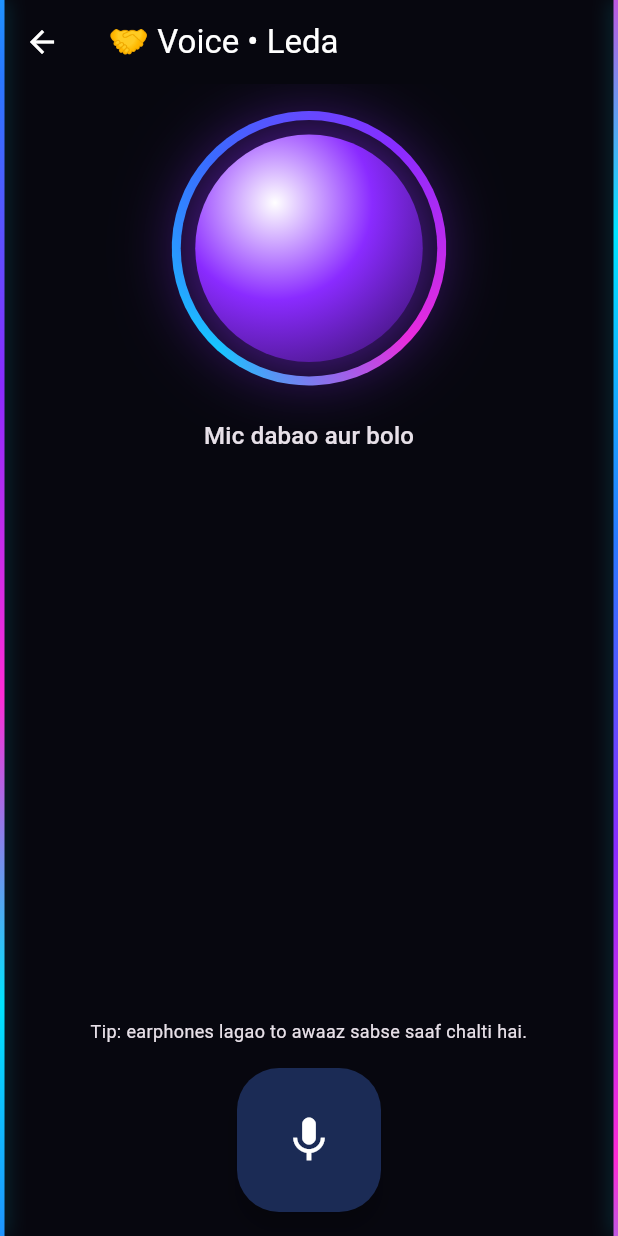
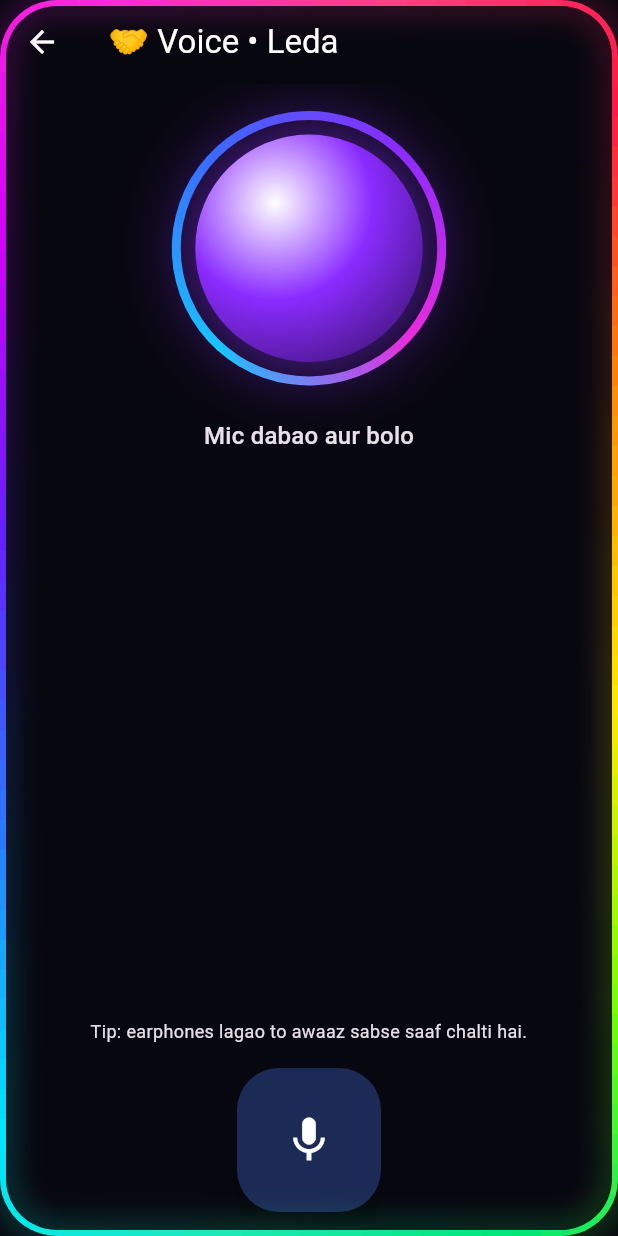
Before and after one commit to raajguru851-lang/Zoya-, a Flutter app: the screen it shows after launch, after a tap on "Voice (Zoya se bolkar baat)", on a phone screen of 412 x 824 dp. Run offline on Flutter 3.47's test engine with Material 3 defaults, Android fonts, the phone set to English and light mode, and no system bars; our stand-ins replace shared_preferences; missing offline and left inert: flutter_pcm_sound, record.

Commit message:
Screen border 12 colours

```diff
--- a/lib/main.dart
+++ b/lib/main.dart
@@ -21,7 +21,7 @@ class AssistantApp extends StatelessWidget {
         fit: StackFit.expand,
         children: [
           child ?? const SizedBox.shrink(),
-          const IgnorePointer(child: SideLines()),
+          const IgnorePointer(child: ScreenBorder()),
         ],
       ),
       initialRoute: AppRoutes.home,
--- a/lib/services/assistant_service.dart
+++ b/lib/services/assistant_service.dart
@@ -16,7 +16,9 @@ class AssistantService {
 
   static const basePrompt =
       'Tumhara naam Zoya hai, tum user ki personal assistant ho. User jis '
-      'bhasha me likhe, usi me chhota aur saaf jawab do.';
+      'bhasha me likhe, usi me chhota aur saaf jawab do. '
+      'Agar koi poochhe ki tumhe kisne banaya ya build kiya hai, to batao: '
+      '"Mujhe Mr ZX KD ne banaya hai, unka poora naam Kuldeep Gautam hai."';
 
   final _settings = SettingsService();
 
--- a/lib/widgets/neon.dart
+++ b/lib/widgets/neon.dart
@@ -81,18 +81,18 @@ class _NeonBorderState extends State<NeonBorder>
   }
 }
 
-/// Screen ke dono kinare par upar-neeche daudti rangeen glowing lines.
-class SideLines extends StatefulWidget {
-  const SideLines({super.key});
+/// Poori screen ke chaaro kinaron par ghoomti 12 rangon ki line.
+class ScreenBorder extends StatefulWidget {
+  const ScreenBorder({super.key});
 
   @override
-  State<SideLines> createState() => _SideLinesState();
+  State<ScreenBorder> createState() => _ScreenBorderState();
 }
 
-class _SideLinesState extends State<SideLines>
+class _ScreenBorderState extends State<ScreenBorder>
     with SingleTickerProviderStateMixin {
   late final AnimationController _c =
-      AnimationController(vsync: this, duration: const Duration(seconds: 5))
+      AnimationController(vsync: this, duration: const Duration(seconds: 6))
         ..repeat();
 
   @override
@@ -101,36 +101,88 @@ class _SideLinesState extends State<SideLines>
     super.dispose();
   }
 
-  Widget _line(double t, double dir) {
-    return Container(
-      width: 3,
-      decoration: BoxDecoration(
-        gradient: LinearGradient(
-          begin: Alignment(0, -1 + 2 * t * dir),
-          end: Alignment(0, 1 + 2 * t * dir),
-          colors: NeonColors.ring,
-          tileMode: TileMode.repeated,
-        ),
-        boxShadow: [
-          BoxShadow(color: NeonColors.cyan.withAlpha(110), blurRadius: 10),
-        ],
-      ),
-    );
-  }
-
   @override
   Widget build(BuildContext context) {
     return AnimatedBuilder(
       animation: _c,
-      builder: (context, _) {
-        return Row(
-          crossAxisAlignment: CrossAxisAlignment.stretch,
-          mainAxisAlignment: MainAxisAlignment.spaceBetween,
-          children: [_line(_c.value, 1), _line(_c.value, -1)],
-        );
-      },
+      builder: (context, _) => CustomPaint(
+        size: Size.infinite,
+        painter: _BorderPainter(_c.value),
+      ),
     );
   }
+}
+
+class _BorderPainter extends CustomPainter {
+  final double t;
+  _BorderPainter(this.t);
+
+  /// 12 rang. Speed badalni ho to upar duration (6 seconds) badlo.
+  static const _colors = <Color>[
+    Color(0xFFFF1744), // laal
+    Color(0xFFFF9100), // narangi
+    Color(0xFFFFEA00), // peela
+    Color(0xFF76FF03), // lime
+    Color(0xFF00E676), // hara
+    Color(0xFF1DE9B6), // teal
+    Color(0xFF00E5FF), // cyan
+    Color(0xFF2979FF), // neela
+    Color(0xFF651FFF), // indigo
+    Color(0xFFD500F9), // jamuni
+    Color(0xFFFF2BD6), // magenta
+    Color(0xFFFF4081), // gulabi
+  ];
+
+  Color _at(double x) {
+    x = x % 1.0;
+    if (x < 0) x += 1.0;
+    final f = x * _colors.length;
+    final i = f.floor();
+    return Color.lerp(
+      _colors[i % _colors.length],
+      _colors[(i + 1) % _colors.length],
+      f - i,
+    )!;
+  }
+
+  @override
+  void paint(Canvas canvas, Size size) {
+    const stroke = 4.0;
+    const radius = 36.0;
+    final rect = (Offset.zero & size).deflate(stroke / 2);
+    final path = Path()
+      ..addRRect(RRect.fromRectAndRadius(rect, const Radius.circular(radius)));
+    final metric = path.computeMetrics().first;
+    final len = metric.length;
+
+    // Glow (kam tukde, dhundhli roshni)
+    const glowSegs = 30;
+    final glow = Paint()
+      ..style = PaintingStyle.stroke
+      ..strokeWidth = stroke * 2
+      ..maskFilter = const MaskFilter.blur(BlurStyle.normal, 10);
+    for (var i = 0; i < glowSegs; i++) {
+      final a = len * i / glowSegs;
+      final b = math.min(len, len * (i + 1) / glowSegs + 1);
+      glow.color = _at(i / glowSegs - t).withAlpha(110);
+      canvas.drawPath(metric.extractPath(a, b), glow);
+    }
+
+    // Asli line
+    const segs = 120;
+    final line = Paint()
+      ..style = PaintingStyle.stroke
+      ..strokeWidth = stroke;
+    for (var i = 0; i < segs; i++) {
+      final a = len * i / segs;
+      final b = math.min(len, len * (i + 1) / segs + 1);
+      line.color = _at(i / segs - t);
+      canvas.drawPath(metric.extractPath(a, b), line);
+    }
+  }
+
+  @override
+  bool shouldRepaint(_BorderPainter old) => old.t != t;
 }
 
 /// 3D jaisa tirchha, glow wala button (home screen ke liye).
```
